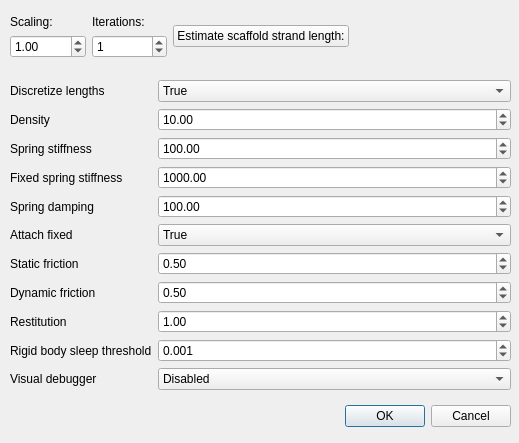
The window that src/vHelix/dialog.ui (henkkagee/vHelix-Dashboard) describes before a commit, drawn with Qt 5.
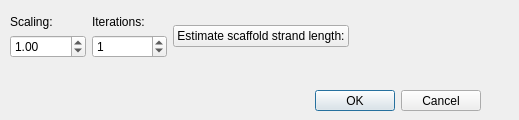
The same window after the commit.

Patch:
```diff
--- a/src/vHelix/dialog.ui
+++ b/src/vHelix/dialog.ui
@@ -7,7 +7,7 @@
     <x>0</x>
     <y>0</y>
     <width>519</width>
-    <height>443</height>
+    <height>120</height>
    </rect>
   </property>
   <property name="windowTitle">
@@ -16,10 +16,10 @@
   <widget class="QDialogButtonBox" name="buttonBox">
    <property name="geometry">
     <rect>
-     <x>30</x>
-     <y>400</y>
+     <x>0</x>
+     <y>90</y>
      <width>481</width>
-     <height>32</height>
+     <height>21</height>
     </rect>
    </property>
    <property name="orientation">
@@ -95,208 +95,6 @@
     </item>
    </layout>
   </widget>
-  <widget class="QWidget" name="formLayoutWidget">
-   <property name="geometry">
-    <rect>
-     <x>10</x>
-     <y>80</y>
-     <width>501</width>
-     <height>311</height>
-    </rect>
-   </property>
-   <layout class="QFormLayout" name="formLayout">
-    <item row="0" column="0">
-     <widget class="QLabel" name="label_4">
-      <property name="text">
-       <string>Discretize lengths</string>
-      </property>
-     </widget>
-    </item>
-    <item row="0" column="1">
-     <widget class="QComboBox" name="comboBox">
-      <item>
-       <property name="text">
-        <string>True</string>
-       </property>
-      </item>
-      <item>
-       <property name="text">
-        <string>False</string>
-       </property>
-      </item>
-     </widget>
-    </item>
-    <item row="1" column="0">
-     <widget class="QLabel" name="label_2">
-      <property name="text">
-       <string>Density</string>
-      </property>
-     </widget>
-    </item>
-    <item row="1" column="1">
-     <widget class="QDoubleSpinBox" name="doubleSpinBox_2">
-      <property name="value">
-       <double>10.000000000000000</double>
-      </property>
-     </widget>
-    </item>
-    <item row="2" column="0">
-     <widget class="QLabel" name="label_3">
-      <property name="text">
-       <string>Spring stiffness</string>
-      </property>
-     </widget>
-    </item>
-    <item row="2" column="1">
-     <widget class="QDoubleSpinBox" name="doubleSpinBox_3">
-      <property name="decimals">
-       <number>2</number>
-      </property>
-      <property name="maximum">
-       <double>500.000000000000000</double>
-      </property>
-      <property name="value">
-       <double>100.000000000000000</double>
-      </property>
-     </widget>
-    </item>
-    <item row="3" column="0">
-     <widget class="QLabel" name="label_5">
-      <property name="text">
-       <string>Fixed spring stiffness</string>
-      </property>
-     </widget>
-    </item>
-    <item row="3" column="1">
-     <widget class="QDoubleSpinBox" name="doubleSpinBox_4">
-      <property name="maximum">
-       <double>2000.000000000000000</double>
-      </property>
-      <property name="value">
-       <double>1000.000000000000000</double>
-      </property>
-     </widget>
-    </item>
-    <item row="4" column="0">
-     <widget class="QLabel" name="label_6">
-      <property name="text">
-       <string>Spring damping</string>
-      </property>
-     </widget>
-    </item>
-    <item row="4" column="1">
-     <widget class="QDoubleSpinBox" name="doubleSpinBox_5">
-      <property name="maximum">
-       <double>500.000000000000000</double>
-      </property>
-      <property name="value">
-       <double>100.000000000000000</double>
-      </property>
-     </widget>
-    </item>
-    <item row="5" column="0">
-     <widget class="QLabel" name="label_7">
-      <property name="text">
-       <string>Attach fixed</string>
-      </property>
-     </widget>
-    </item>
-    <item row="5" column="1">
-     <widget class="QComboBox" name="comboBox_2">
-      <item>
-       <property name="text">
-        <string>True</string>
-       </property>
-      </item>
-      <item>
-       <property name="text">
-        <string>False</string>
-       </property>
-      </item>
-     </widget>
-    </item>
-    <item row="6" column="0">
-     <widget class="QLabel" name="label_8">
-      <property name="text">
-       <string>Static friction</string>
-      </property>
-     </widget>
-    </item>
-    <item row="6" column="1">
-     <widget class="QDoubleSpinBox" name="doubleSpinBox_6">
-      <property name="value">
-       <double>0.500000000000000</double>
-      </property>
-     </widget>
-    </item>
-    <item row="7" column="0">
-     <widget class="QLabel" name="label_9">
-      <property name="text">
-       <string>Dynamic friction</string>
-      </property>
-     </widget>
-    </item>
-    <item row="7" column="1">
-     <widget class="QDoubleSpinBox" name="doubleSpinBox_7">
-      <property name="value">
-       <double>0.500000000000000</double>
-      </property>
-     </widget>
-    </item>
-    <item row="8" column="0">
-     <widget class="QLabel" name="label_10">
-      <property name="text">
-       <string>Restitution</string>
-      </property>
-     </widget>
-    </item>
-    <item row="8" column="1">
-     <widget class="QDoubleSpinBox" name="doubleSpinBox_8">
-      <property name="value">
-       <double>1.000000000000000</double>
-      </property>
-     </widget>
-    </item>
-    <item row="9" column="0">
-     <widget class="QLabel" name="label_11">
-      <property name="text">
-       <string>Rigid body sleep threshold</string>
-      </property>
-     </widget>
-    </item>
-    <item row="9" column="1">
-     <widget class="QDoubleSpinBox" name="doubleSpinBox_9">
-      <property name="decimals">
-       <number>3</number>
-      </property>
-      <property name="value">
-       <double>0.001000000000000</double>
-      </property>
-     </widget>
-    </item>
-    <item row="10" column="0">
-     <widget class="QLabel" name="label_12">
-      <property name="text">
-       <string>Visual debugger</string>
-      </property>
-     </widget>
-    </item>
-    <item row="10" column="1">
-     <widget class="QComboBox" name="comboBox_3">
-      <item>
-       <property name="text">
-        <string>Disabled</string>
-       </property>
-      </item>
-      <item>
-       <property name="text">
-        <string>Enabled</string>
-       </property>
-      </item>
-     </widget>
-    </item>
-   </layout>
-  </widget>
  </widget>
  <resources/>
  <connections>
```
